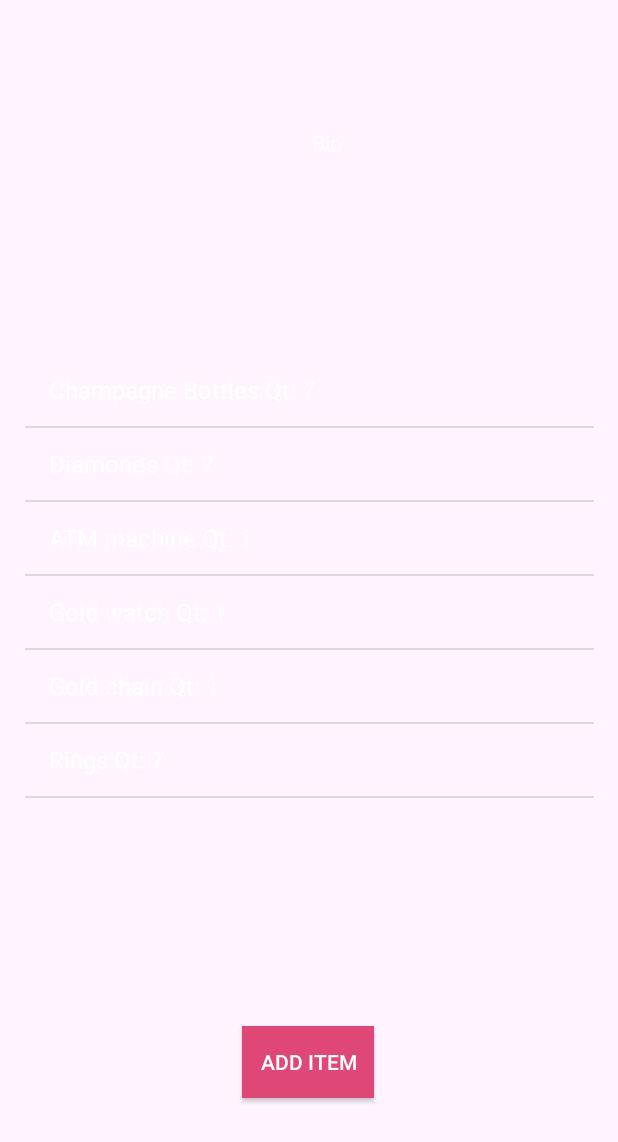
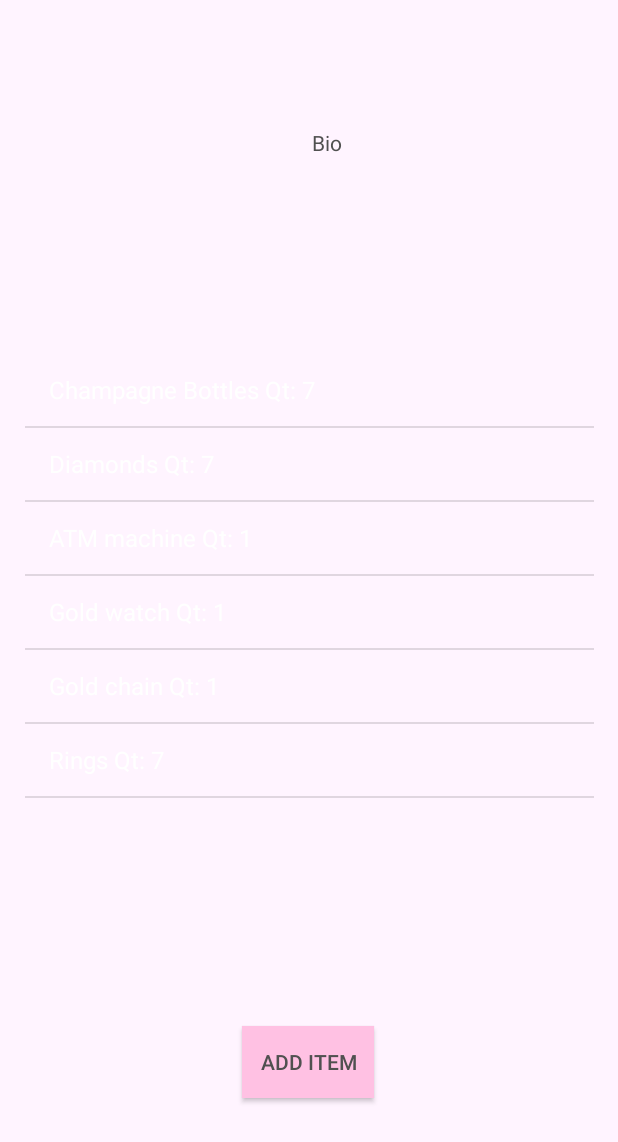
Before and after one commit to danmenjivar/wishcraft, an Android app: the MyProfile screen opened directly, with no data from a screen before it, on a phone screen of 412 x 824 dp. Shown: the top 1142 px of the screen. Run offline under Robolectric (Android 15) with nearby library versions, the phone set to English and light mode, and no system bars; our stand-ins replace Firebase (no records; nobody signed in at launch, a user with empty details on screens opened directly); libraries missing offline, so code that uses them is left out: com.firebase.ui; 1 statement that could not run was skipped.

Commit message:
Attempted implementation of fragment screens. Home and Notifications are empty and need to be created, Item Search is somewhat warped, and Profile has half of its stuff missing. Thinking it might be an issue with changing ConstraintLayout to RelativeLayout but I'll give it a looksee after getting some sleep. Also messed around with some colors rn.

```diff
--- a/app/src/main/res/layout/activity_my_profile.xml
+++ b/app/src/main/res/layout/activity_my_profile.xml
@@ -14,7 +14,7 @@
         android:layout_marginStart="8dp"
         android:layout_marginTop="28dp"
         android:layout_marginEnd="8dp"
-        android:textColor="@color/colorAccent"
+        android:textColor="@color/bottom_navigation_color"
         android:textSize="24sp"
         app:layout_constraintEnd_toEndOf="parent"
         app:layout_constraintHorizontal_bias="0.478"
@@ -44,7 +44,7 @@
         android:layout_marginTop="20dp"
         android:layout_marginEnd="8dp"
         android:text="Bio"
-        android:textColor="@color/white"
+        android:textColor="@color/bottom_navigation_color"
         app:layout_constraintEnd_toEndOf="parent"
         app:layout_constraintHorizontal_bias="0.431"
         app:layout_constraintStart_toEndOf="@+id/profilePic"
@@ -57,10 +57,10 @@
         android:layout_marginStart="8dp"
         android:layout_marginEnd="8dp"
         android:layout_marginBottom="92dp"
-        android:background="@color/colorAccent"
+        android:background="@color/newPrimaryPink"
         android:onClick="addItemDialogue"
         android:text="Add Item"
-        android:textColor="@color/white"
+        android:textColor="@color/bottom_navigation_color"
         app:layout_constraintBottom_toBottomOf="parent"
         app:layout_constraintEnd_toEndOf="parent"
         app:layout_constraintHorizontal_bias="0.498"
--- a/app/src/main/res/values/colors.xml
+++ b/app/src/main/res/values/colors.xml
@@ -7,7 +7,7 @@
     <color name="darkBackground">#BF313131</color>
     <color name="white">#FFFFFF</color>
     <color name="grey">#505050</color>
-    <color name="lightBlack">#1e1e1e</color>
+    <color name="lightBlack">#1E1E1E</color>
     <color name="transparent">#0000</color>
     <color name="wc_logo_pink">#df4777</color>
     <color name="wc_logo_blue">#55cdf9</color>
```
Also changed, not shown: app/src/main/java/fiveguys/com/wishcraftapp/ItemSearchFragment.java (+3 -4 lines), app/src/main/java/fiveguys/com/wishcraftapp/ProfileFragment.java (+3 -6 lines), app/src/main/res/layout/activity_login.xml (+5 -5 lines), 30 other files.
